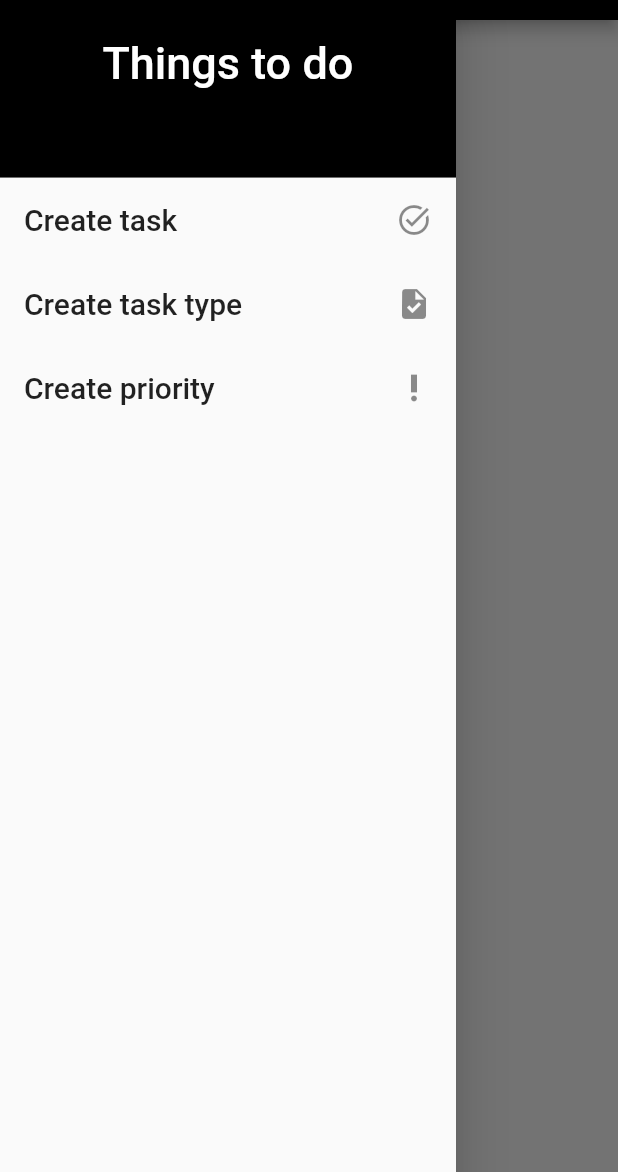
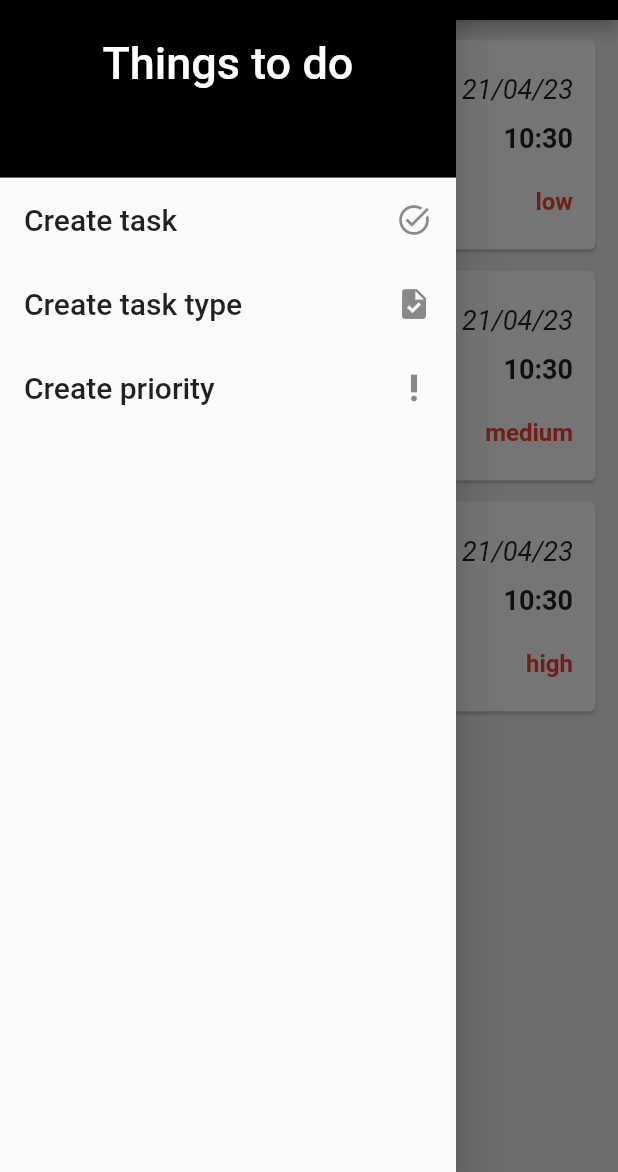
Before and after one commit to WindowsCrashed/TodoAppUni, a Flutter app: the screen it shows after launch, with the side drawer open, on a phone screen of 412 x 824 dp, the part 64-1236 px from its top. Run offline on Flutter 3.47's test engine with Material 2 defaults, Android fonts, the phone set to English and light mode, and no system bars.

Commit message:
started working on task card

```diff
--- /dev/null
+++ b/lib/models/task.dart
@@ -0,0 +1,22 @@
+import 'package:todo_app_uni/models/task_priority.dart';
+import 'package:todo_app_uni/models/task_type.dart';
+import 'package:intl/intl.dart';
+
+class Task {
+  String name;
+  TaskType type;
+  TaskPriority priority;
+  String description;
+  DateTime date;
+
+  Task({
+    required this.name,
+    required this.type,
+    required this.priority,
+    this.description = '',
+    required this.date
+  });
+
+  String getDate() => DateFormat('dd/MM/yy').format(date);
+  String getTime() => DateFormat('HH:mm').format(date);
+}
--- /dev/null
+++ b/lib/models/task_priority.dart
@@ -0,0 +1,5 @@
+class TaskPriority {
+  String priority;
+
+  TaskPriority(this.priority);
+}
--- /dev/null
+++ b/lib/models/task_type.dart
@@ -0,0 +1,5 @@
+class TaskType {
+  String type;
+
+  TaskType(this.type);
+}
--- a/lib/pages/home.dart
+++ b/lib/pages/home.dart
@@ -1,12 +1,40 @@
 import 'package:flutter/material.dart';
+import 'package:todo_app_uni/models/task_priority.dart';
+import 'package:todo_app_uni/models/task_type.dart';
 import 'package:todo_app_uni/widgets/app_drawer.dart';
-import 'package:todo_app_uni/widgets/drawer_list_tile.dart';
+import 'package:todo_app_uni/widgets/task_card.dart';
+
+import '../models/task.dart';
 
 class Home extends StatelessWidget {
   const Home({Key? key}) : super(key: key);
 
   @override
   Widget build(BuildContext context) {
+    List<Task> tasks = [
+      Task(
+          name: 'Do some stuff',
+          priority: TaskPriority('low'),
+          type: TaskType('General'),
+          date: DateTime.now(),
+          description: 'Something goes here...'
+      ),
+      Task(
+          name: 'Clean the house',
+          priority: TaskPriority('medium'),
+          type: TaskType('Cleaning'),
+          date: DateTime.now(),
+          description: 'You have to clean the house...'
+      ),
+      Task(
+          name: 'Have lunch',
+          priority: TaskPriority('high'),
+          type: TaskType('meal'),
+          date: DateTime.now(),
+          description: 'You have to eat... now...'
+      ),
+    ];
+
     return Scaffold(
       appBar: AppBar(
         title: const Text('Just do it!',
@@ -17,7 +45,16 @@ class Home extends StatelessWidget {
         centerTitle: true,
         backgroundColor: Colors.black,
       ),
-      drawer: const AppDrawer()
+      backgroundColor: Colors.grey[200],
+      drawer: const AppDrawer(),
+      body: ListView(
+        padding: const EdgeInsets.symmetric(horizontal: 15, vertical: 6),
+        children: [
+          TaskCard(task: tasks[0],),
+          TaskCard(task: tasks[1],),
+          TaskCard(task: tasks[2],)
+        ],
+      ),
     );
   }
 }
--- /dev/null
+++ b/lib/widgets/task_card.dart
@@ -0,0 +1,115 @@
+import 'package:flutter/material.dart';
+import 'package:todo_app_uni/models/task.dart';
+
+class TaskCard extends StatefulWidget {
+  final Task task;
+
+  const TaskCard({Key? key, required this.task}) : super(key: key);
+
+  @override
+  State<TaskCard> createState() => _TaskCardState();
+}
+
+class _TaskCardState extends State<TaskCard> {
+  @override
+  Widget build(BuildContext context) {
+    return Card(
+      margin: const EdgeInsets.symmetric(vertical: 7),
+      child: SizedBox(
+          height: 140,
+          child: Padding(
+            padding: const EdgeInsets.all(15),
+            child: Row(
+              mainAxisAlignment: MainAxisAlignment.spaceBetween,
+              children: [
+                Column(
+                  crossAxisAlignment: CrossAxisAlignment.start,
+                  mainAxisAlignment: MainAxisAlignment.spaceBetween,
+                  children: [
+                    SizedBox(
+                      height: 54,
+                      child: Column(
+                        crossAxisAlignment: CrossAxisAlignment.start,
+                        mainAxisAlignment: MainAxisAlignment.spaceBetween,
+                        children: [
+                          Text(widget.task.name,
+                            style: const TextStyle(
+                                fontSize: 27,
+                                fontWeight: FontWeight.bold
+                            ),
+                          ),
+                          Text(widget.task.description,
+                            style: const TextStyle(
+                                fontStyle: FontStyle.italic,
+                                color: Colors.grey
+                            ),
+                          ),
+                        ],
+                      ),
+                    ),
+                    Row(
+                      children: [
+                        Chip(
+                          label: const Text('stuff'),
+                          backgroundColor: Colors.grey[50],
+                          labelStyle: const TextStyle(
+                              fontStyle: FontStyle.italic,
+                              fontSize: 12,
+                              color: Colors.black26
+                          ),
+                          shape: const StadiumBorder(
+                            side: BorderSide(color: Colors.black26)
+                          ),
+                          padding: const EdgeInsets.symmetric(
+                              horizontal: 2, vertical: 0
+                          ),
+                        )
+                      ],
+                    )
+                  ],
+                ),
+                SizedBox(
+                  height: 95,
+                  child: Column(
+                    crossAxisAlignment: CrossAxisAlignment.end,
+                    mainAxisAlignment: MainAxisAlignment.spaceBetween,
+                    children: [
+                      SizedBox(
+                        height: 54,
+                        child: Column(
+                          crossAxisAlignment: CrossAxisAlignment.end,
+                          mainAxisAlignment: MainAxisAlignment.spaceBetween,
+                          children: [
+                            Text(widget.task.getDate(),
+                              style: const TextStyle(
+                                fontSize: 18,
+                                fontStyle: FontStyle.italic,
+                                // fontWeight: FontWeight.bold
+                              ),
+                            ),
+                            Text(widget.task.getTime(),
+                              style: const TextStyle(
+                                  fontSize: 18,
+                                  fontWeight: FontWeight.bold
+                              ),
+                            ),
+                          ],
+                        ),
+                      ),
+                      Text(widget.task.priority.priority,
+                        style: TextStyle(
+                          fontSize: 16,
+                          color: Colors.red,
+                          fontWeight: FontWeight.bold
+                        ),
+                      )
+                    ],
+                  ),
+                )
+              ],
+            ),
+          )
+      ),
+    );
+  }
+}
--- a/pubspec.yaml
+++ b/pubspec.yaml
@@ -30,6 +30,7 @@ environment:
 dependencies:
   flutter:
     sdk: flutter
+  intl: ^0.18.1
 
 
   # The following adds the Cupertino Icons font to your application.
```
Also changed, not shown: pubspec.lock.
